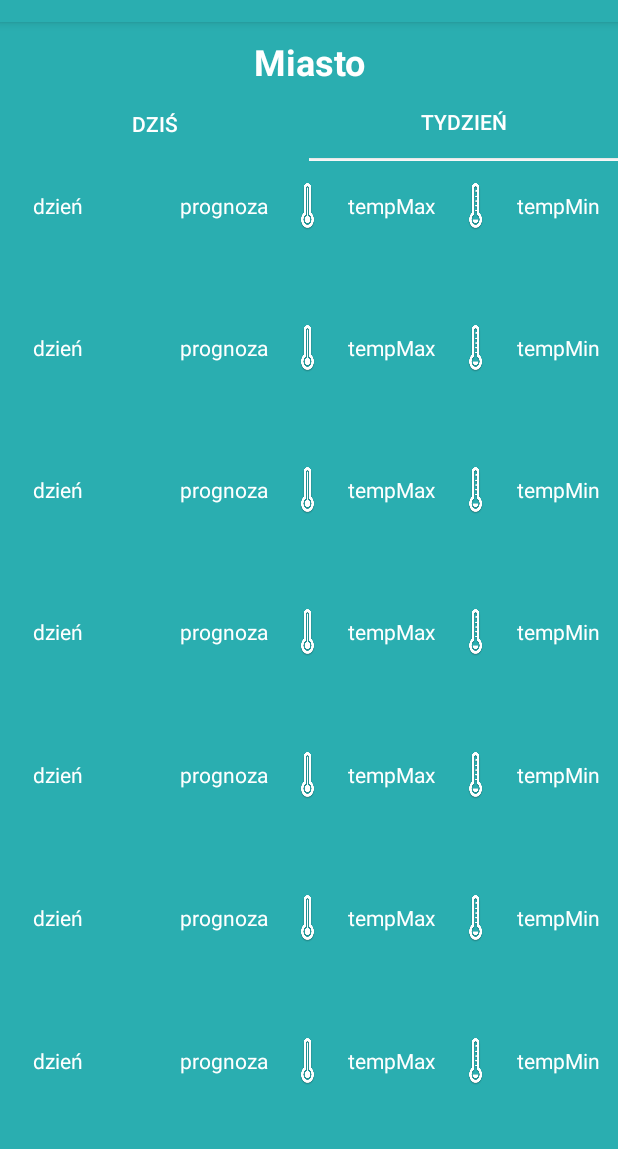
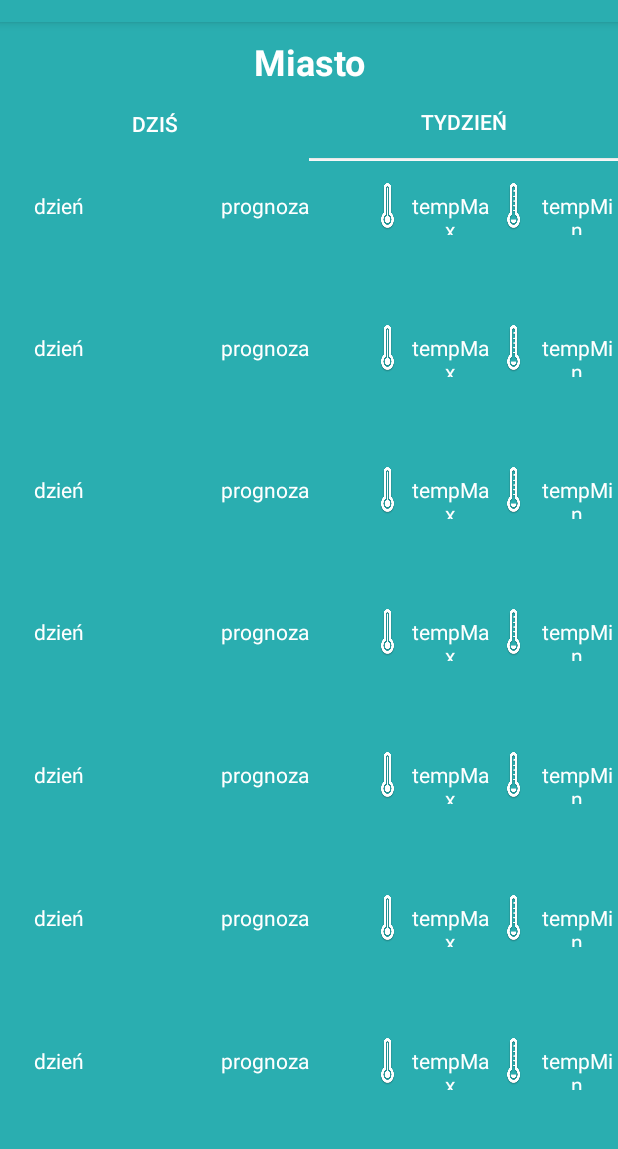
Before and after one commit to Grunia94/FirstWeather, an Android app: the WeatherConditionFragment screen opened directly, with no data from a screen before it, on a phone screen of 412 x 824 dp, the part 62-1211 px from its top. Run offline under Robolectric (Android 15) with nearby library versions, the light colour scheme and no system bars; pictures from the network do not load.

Commit message:
Poprawa layoutu tygodniowego, dodanie norm tabelarycznych

```diff
--- a/app/src/main/res/layout/fragment_week.xml
+++ b/app/src/main/res/layout/fragment_week.xml
@@ -7,9 +7,14 @@
     <TableLayout
         android:layout_width="match_parent"
         android:layout_height="match_parent"
-        android:layout_weight="1">
+        android:layout_weight="1"
+        android:layout_alignParentTop="true"
+        android:layout_alignParentStart="true"
+        tools:ignore="ObsoleteLayoutParam,UselessParent">
 
-        <TableRow>
+        <TableRow
+            android:layout_width="match_parent"
+            android:layout_height="match_parent">
 
             <TableLayout
                 android:layout_width="wrap_content"
@@ -20,20 +25,48 @@
 
                     <TextView
                         android:id="@+id/dateTextView"
-                        android:layout_width="wrap_content"
+                        android:layout_width="45dp"
                         android:layout_height="wrap_content"
                         android:layout_weight="0.25"
                         android:background="@color/colorPrimary"
                         android:gravity="center"
                         android:padding="10dp"
                         android:text="dzień"
-                        android:textColor="@android:color/background_light" />
+                        android:textAlignment="viewStart"
+                        android:textColor="@android:color/background_light"
+                        tools:ignore="HardcodedText" />
 
                     <ImageView
                         android:id="@+id/weatherIconImageView"
                         android:layout_width="30dp"
                         android:layout_height="match_parent"
-                        android:gravity="center" />
+                        android:gravity="center"
+                        tools:ignore="ContentDescription" />
+                </TableRow>
+            </TableLayout>
+
+            <TableLayout
+                android:layout_width="100dp"
+                android:layout_height="wrap_content"
+                android:layout_weight="0.25">
+
+                <TableRow
+                    android:layout_width="130dp"
+                    android:layout_height="match_parent">
+
+                    <TextView
+                        android:id="@+id/forecastTextView"
+                        android:layout_width="match_parent"
+                        android:layout_height="wrap_content"
+                        android:layout_marginTop="10dp"
+                        android:layout_weight="1"
+                        android:background="@color/colorPrimary"
+                        android:gravity="center"
+                        android:text="prognoza"
+                        android:textAlignment="viewStart"
+                        android:textAppearance="@style/TextAppearance.AppCompat"
+                        android:textColor="@android:color/background_light"
+                        tools:ignore="HardcodedText" />
                 </TableRow>
             </TableLayout>
 
@@ -42,45 +75,31 @@
                 android:layout_height="match_parent"
                 android:layout_weight="0.25">
 
-                <TableRow>
-
-                    <TextView
-                        android:id="@+id/forecastTextView"
-                        android:layout_width="wrap_content"
-                        android:layout_height="wrap_content"
-                        android:layout_marginTop="10dp"
-                        android:layout_weight="1"
-                        android:background="@color/colorPrimary"
-                        android:gravity="center"
-                        android:text="prognoza"
-                        android:textColor="@android:color/background_light" />
-                </TableRow>
-            </TableLayout>
-
-            <TableLayout
-                android:layout_width="match_parent"
-                android:layout_height="match_parent"
-                android:layout_weight="0.25">
-
-                <TableRow>
+                <TableRow
+                    android:layout_width="match_parent"
+                    android:layout_height="match_parent">
 
                     <ImageView
                         android:id="@+id/imageView16"
                         android:layout_width="30dp"
                         android:layout_height="wrap_content"
                         android:background="@drawable/temp_max"
-                        android:gravity="center" />
+                        android:gravity="center"
+                        tools:ignore="ContentDescription" />
 
                     <TextView
                         android:id="@+id/highTemperatureTextView"
-                        android:layout_width="wrap_content"
-                        android:layout_height="wrap_content"
+                        android:layout_width="20dp"
                         android:layout_marginTop="10dp"
                         android:layout_weight="1"
                         android:background="@color/colorPrimary"
                         android:gravity="center"
                         android:text="tempMax"
-                        android:textColor="@android:color/background_light" />
+                        android:textAlignment="textEnd"
+                        android:textAppearance="@style/TextAppearance.AppCompat"
+                        android:textColor="@android:color/background_light"
+                        android:visibility="visible"
+                        tools:ignore="HardcodedText" />
 
                 </TableRow>
 
@@ -91,24 +110,29 @@
                 android:layout_height="match_parent"
                 android:layout_weight="0.25">
 
-                <TableRow>
+                <TableRow
+                    android:layout_width="match_parent"
+                    android:layout_height="match_parent">
 
                     <ImageView
                         android:layout_width="30dp"
                         android:layout_height="wrap_content"
                         android:background="@drawable/temp_min"
-                        android:gravity="center" />
+                        android:gravity="center"
+                        tools:ignore="ContentDescription" />
 
                     <TextView
                         android:id="@+id/lowTemperatureTextView"
-                        android:layout_width="wrap_content"
-                        android:layout_height="wrap_content"
+                        android:layout_width="20dp"
                         android:layout_marginTop="10dp"
                         android:layout_weight="1"
                         android:background="@color/colorPrimary"
                         android:gravity="center"
                         android:text="tempMin"
-                        android:textColor="@android:color/background_light" />
+                        android:textAlignment="textEnd"
+                        android:textColor="@android:color/background_light"
+                        android:visibility="visible"
+                        tools:ignore="HardcodedText" />
 
                 </TableRow>
 
--- a/build.gradle
+++ b/build.gradle
@@ -5,7 +5,7 @@ buildscript {
         jcenter()
     }
     dependencies {
-        classpath 'com.android.tools.build:gradle:2.3.2'
+        classpath 'com.android.tools.build:gradle:2.3.3'
 
         // NOTE: Do not place your application dependencies here; they belong
         // in the individual module build.gradle files
```
